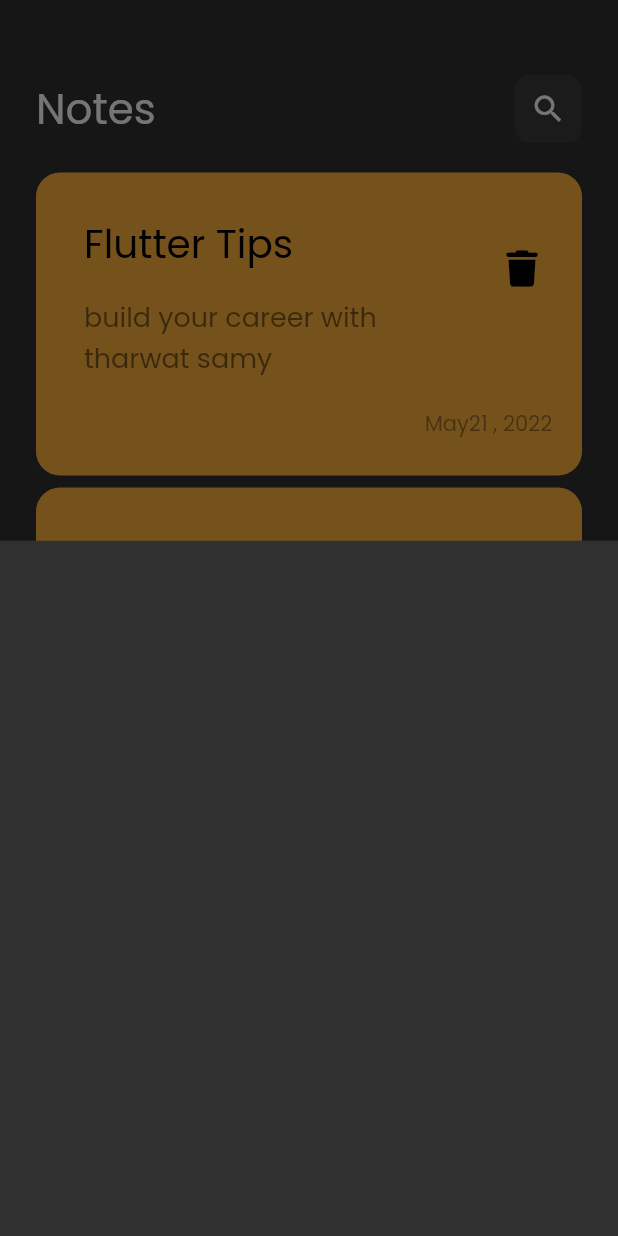
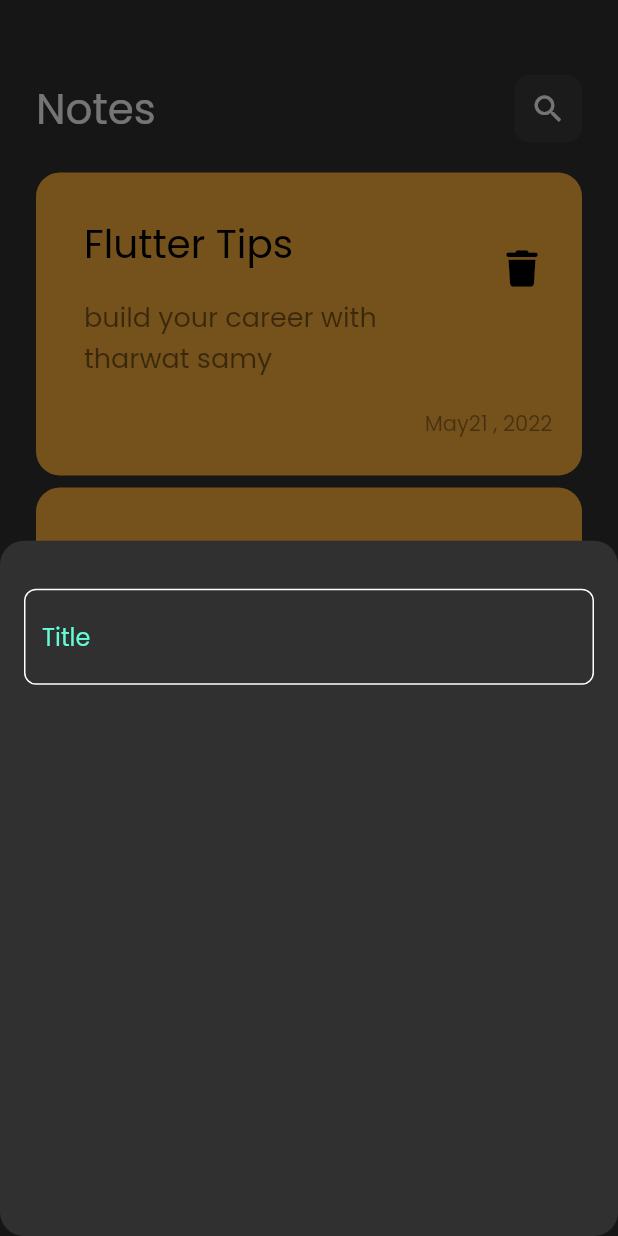
Before and after one commit to radwa-eng/notes_app, a Flutter app: the screen it shows after launch, after a tap on the "add" icon, on a phone screen of 412 x 824 dp. Run offline on Flutter 3.47's test engine with Material 2 defaults, Android fonts, the phone set to English and light mode, and no system bars; our stand-ins replace font_awesome_flutter.

Commit message:
create custome text field

```diff
--- /dev/null
+++ b/lib/constants.dart
@@ -0,0 +1,3 @@
+import 'package:flutter/material.dart';
+
+const kprimarycolor = Color(0xff62FCD7);
--- a/lib/views/add_note_buttom_sheet.dart
+++ b/lib/views/add_note_buttom_sheet.dart
@@ -1,10 +1,19 @@
 import 'package:flutter/material.dart';
+import 'package:noteapp/views/custome_text_feild.dart';
 
 class AddNoteButtomSheet extends StatelessWidget {
   const AddNoteButtomSheet({super.key});
 
   @override
   Widget build(BuildContext context) {
-    return Container();
+    return Padding(
+      padding: const EdgeInsets.symmetric(horizontal: 16.0),
+      child: Column(children: [
+        SizedBox(
+          height: 32,
+        ),
+        const CustomeTextField(),
+      ]),
+    );
   }
 }
--- /dev/null
+++ b/lib/views/custome_text_feild.dart
@@ -0,0 +1,26 @@
+import 'package:flutter/material.dart';
+import 'package:noteapp/constants.dart';
+
+class CustomeTextField extends StatelessWidget {
+  const CustomeTextField({super.key});
+
+  @override
+  Widget build(BuildContext context) {
+    return TextField(
+      cursorColor: kprimarycolor,
+      decoration: InputDecoration(
+        hintText: 'Title',
+        hintStyle: const TextStyle(color: kprimarycolor),
+        border: buildborder(),
+        enabledBorder: buildborder(),
+        focusedBorder: buildborder(kprimarycolor),
+      ),
+    );
+  }
+
+  OutlineInputBorder buildborder([color]) {
+    return OutlineInputBorder(
+        borderRadius: BorderRadius.circular(8.0),
+        borderSide: BorderSide(color: color ?? Colors.white));
+  }
+}
--- a/lib/views/notes_view.dart
+++ b/lib/views/notes_view.dart
@@ -11,6 +11,8 @@ class NotesApp extends StatelessWidget {
       floatingActionButton: FloatingActionButton(
         onPressed: () {
           showModalBottomSheet(
+              shape: RoundedRectangleBorder(
+                  borderRadius: BorderRadius.circular(16)),
               context: context,
               builder: (context) {
                 return const AddNoteButtomSheet();
```
